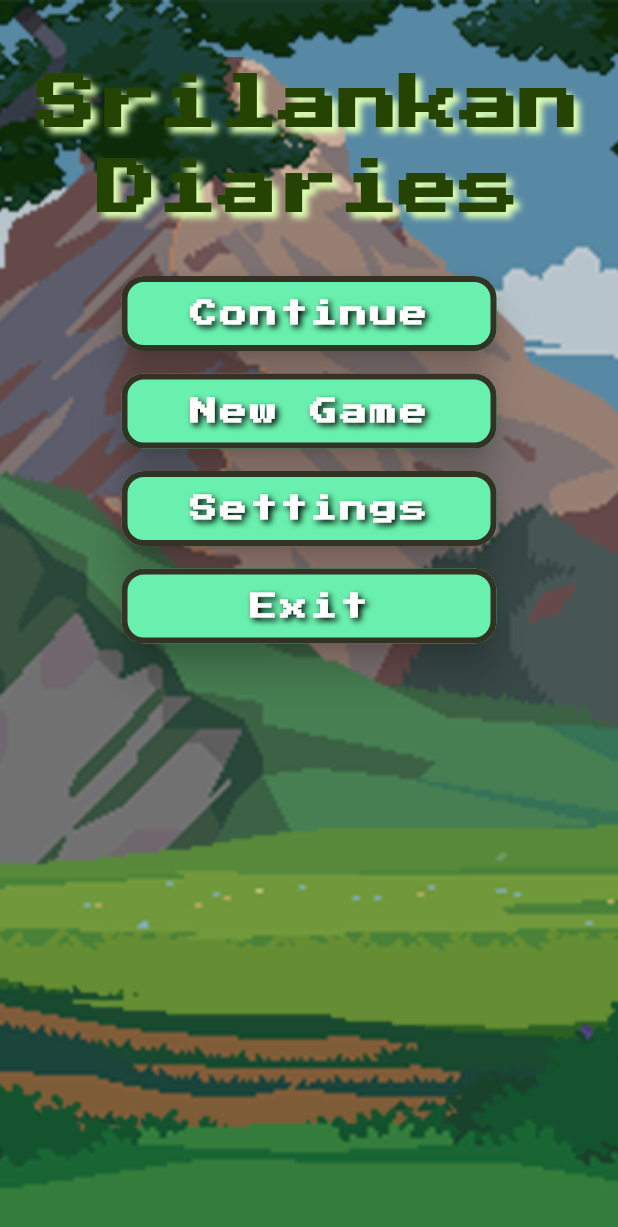
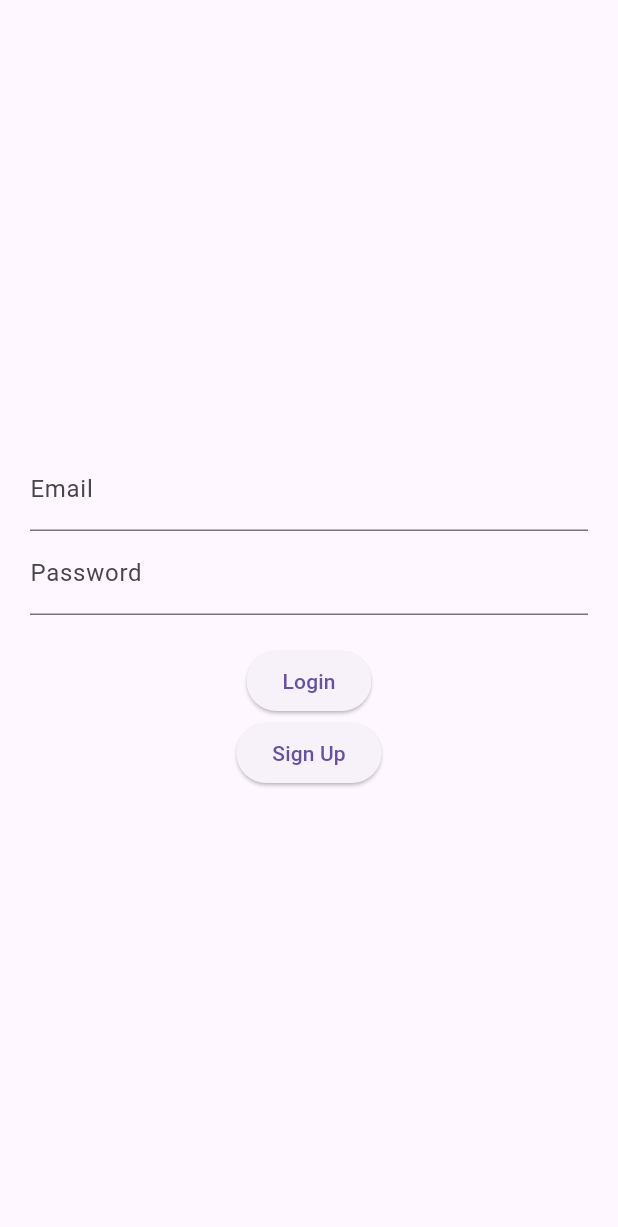
Before and after one commit to AstrelSD/MobileAppProject, a Flutter app: the screen it shows after launch, on a phone screen of 412 x 824 dp. Shown: the top 1227 px of the screen. Run offline on Flutter 3.47's test engine with Material 3 defaults, Android fonts, the light colour scheme and no system bars; our stand-ins replace animated_splash_screen, cloud_firestore, firebase_auth, firebase_core; missing offline and left inert: flame, flame_tiled; accounts and stored records are empty.

Commit message:
Integrated user authentication

```diff
--- a/lib/main.dart
+++ b/lib/main.dart
@@ -1,19 +1,18 @@
 import 'package:flame/flame.dart';
 import 'package:flutter/material.dart';
-// import 'package:flutter/services.dart';
-// import 'package:hive_flutter/hive_flutter.dart';
+import 'package:firebase_core/firebase_core.dart';
+import 'firebase_options.dart';
+import 'package:firebase_auth/firebase_auth.dart';
 import 'package:mobile_app_roject/screens/platformer_splash.dart';
+import 'package:mobile_app_roject/screens/login_screen.dart';
 
 void main() async {
   WidgetsFlutterBinding.ensureInitialized();
+  await Firebase.initializeApp(
+    options: DefaultFirebaseOptions.currentPlatform,
+  );
   Flame.device.fullScreen();
   Flame.device.setLandscape();
-  // SystemChrome.setEnabledSystemUIMode(SystemUiMode.immersiveSticky);
-
-  // SystemChrome.setPreferredOrientations([
-  //   DeviceOrientation.landscapeLeft,
-  //   DeviceOrientation.landscapeRight,
-  // ]);
 
   runApp(const MyApp());
 }
@@ -23,9 +22,23 @@ class MyApp extends StatelessWidget {
 
   @override
   Widget build(BuildContext context) {
-    return const MaterialApp(
+    return MaterialApp(
       debugShowCheckedModeBanner: false,
-      home: PlatformerSplash(),
+      home: StreamBuilder<User?>(
+        stream: FirebaseAuth.instance.authStateChanges(), // Listen to authentication changes
+        builder: (context, snapshot) {
+          if (snapshot.connectionState == ConnectionState.active) {
+            // Check if the user is logged in or not
+            if (snapshot.hasData) {
+              return PlatformerSplash(); // User is logged in
+            } else {
+              return LoginScreen(); // User is not logged in
+            }
+          } else {
+            return Center(child: CircularProgressIndicator()); // Show loading spinner while checking auth state
+          }
+        },
+      ),
     );
   }
 }
--- /dev/null
+++ b/lib/screens/login_screen.dart
@@ -0,0 +1,64 @@
+import 'package:flutter/material.dart';
+import 'package:firebase_auth/firebase_auth.dart';
+import '../services/auth_service.dart';
+
+class LoginScreen extends StatefulWidget {
+  @override
+  _LoginScreenState createState() => _LoginScreenState();
+}
+
+class _LoginScreenState extends State<LoginScreen> {
+  final TextEditingController _emailController = TextEditingController();
+  final TextEditingController _passwordController = TextEditingController();
+  final AuthService _authService = AuthService();
+
+  void _signIn() async {
+    User? user = await _authService.signIn(_emailController.text, _passwordController.text);
+    if (user != null) {
+      Navigator.pushReplacementNamed(context, '/home');
+    } else {
+      ScaffoldMessenger.of(context).showSnackBar(
+        SnackBar(content: Text('Login failed')),
+      );
+    }
+  }
+
+  void _signUp() async {
+    User? user = await _authService.signUp(_emailController.text, _passwordController.text);
+    if (user != null) {
+      ScaffoldMessenger.of(context).showSnackBar(
+        SnackBar(content: Text('Registration successful! Please log in.')),
+      );
+    } else {
+      ScaffoldMessenger.of(context).showSnackBar(
+        SnackBar(content: Text('Sign up failed')),
+      );
+    }
+  }
+
+  @override
+  Widget build(BuildContext context) {
+    return Scaffold(
+      body: Padding(
+        padding: EdgeInsets.all(20),
+        child: Column(
+          mainAxisAlignment: MainAxisAlignment.center,
+          children: [
+            TextField(
+              controller: _emailController,
+              decoration: InputDecoration(labelText: 'Email'),
+            ),
+            TextField(
+              controller: _passwordController,
+              obscureText: true,
+              decoration: InputDecoration(labelText: 'Password'),
+            ),
+            SizedBox(height: 20),
+            ElevatedButton(onPressed: _signIn, child: Text('Login')),
+            ElevatedButton(onPressed: _signUp, child: Text('Sign Up')),
+          ],
+        ),
+      ),
+    );
+  }
+}
--- /dev/null
+++ b/lib/services/auth_service.dart
@@ -0,0 +1,37 @@
+import 'package:firebase_auth/firebase_auth.dart';
+
+class AuthService {
+  final FirebaseAuth _auth = FirebaseAuth.instance;
+
+  // Sign up with email and password
+  Future<User?> signUp(String email, String password) async {
+    try {
+      UserCredential result = await _auth.createUserWithEmailAndPassword(
+          email: email, password: password);
+      return result.user;
+    } catch (e) {
+      print("Sign Up Error: $e");
+      return null;
+    }
+  }
+
+  // Sign in with email and password
+  Future<User?> signIn(String email, String password) async {
+    try {
+      UserCredential result = await _auth.signInWithEmailAndPassword(
+          email: email, password: password);
+      return result.user;
+    } catch (e) {
+      print("Sign In Error: $e");
+      return null;
+    }
+  }
+
+  // Sign out
+  Future<void> signOut() async {
+    await _auth.signOut();
+  }
+
+  // Get the current user
+  User? get currentUser => _auth.currentUser;
+}
--- a/pubspec.yaml
+++ b/pubspec.yaml
@@ -15,6 +15,9 @@ dependencies:
   flame: ^1.0.0
   flame_tiled: ^2.0.2
   animated_splash_screen: ^1.3.0
+  firebase_core: ^3.12.1
+  firebase_auth: ^5.5.1
+  cloud_firestore: ^5.6.5
 
 dev_dependencies:
   flutter_test:
```
Also changed, not shown: lib/auth/auth.dart (added, +15 -0 lines), lib/auth/progress.dart (added, +21 -0 lines), lib/screens/platformer_main_menu.dart (+11 -4 lines), firebase.json (added), lib/firebase_options.dart (added), pubspec.lock, 256 other files.
